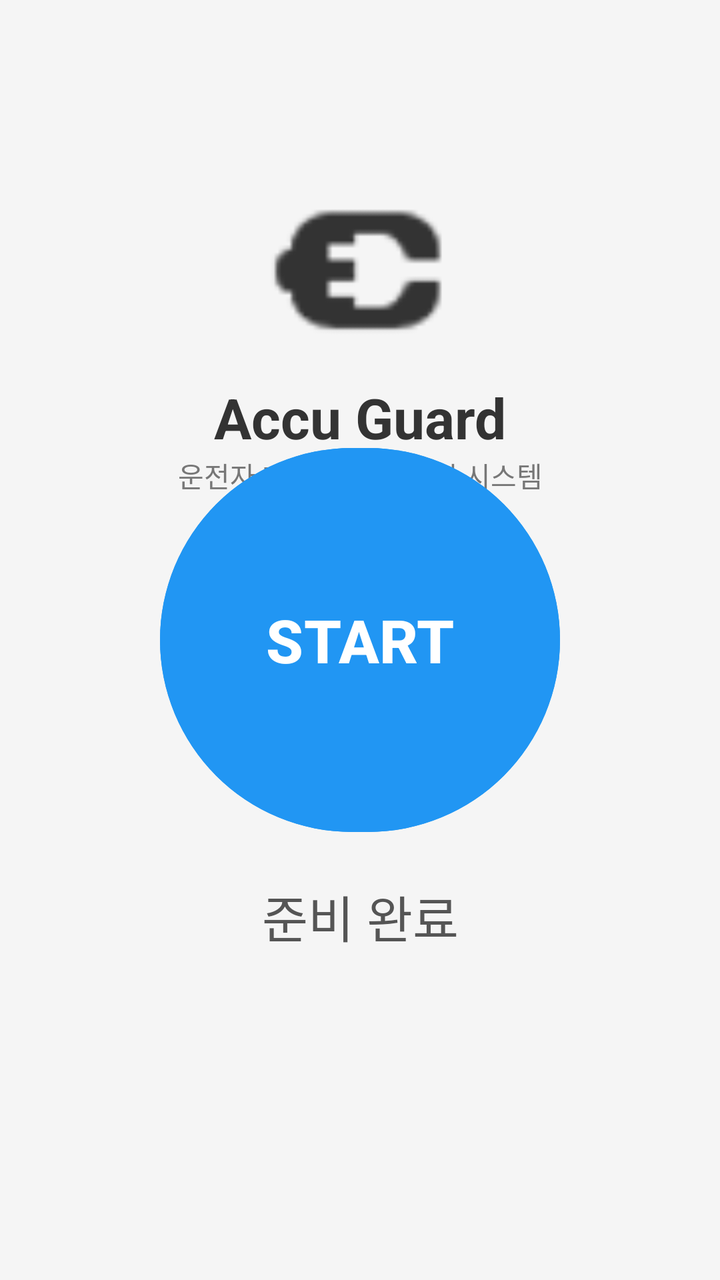
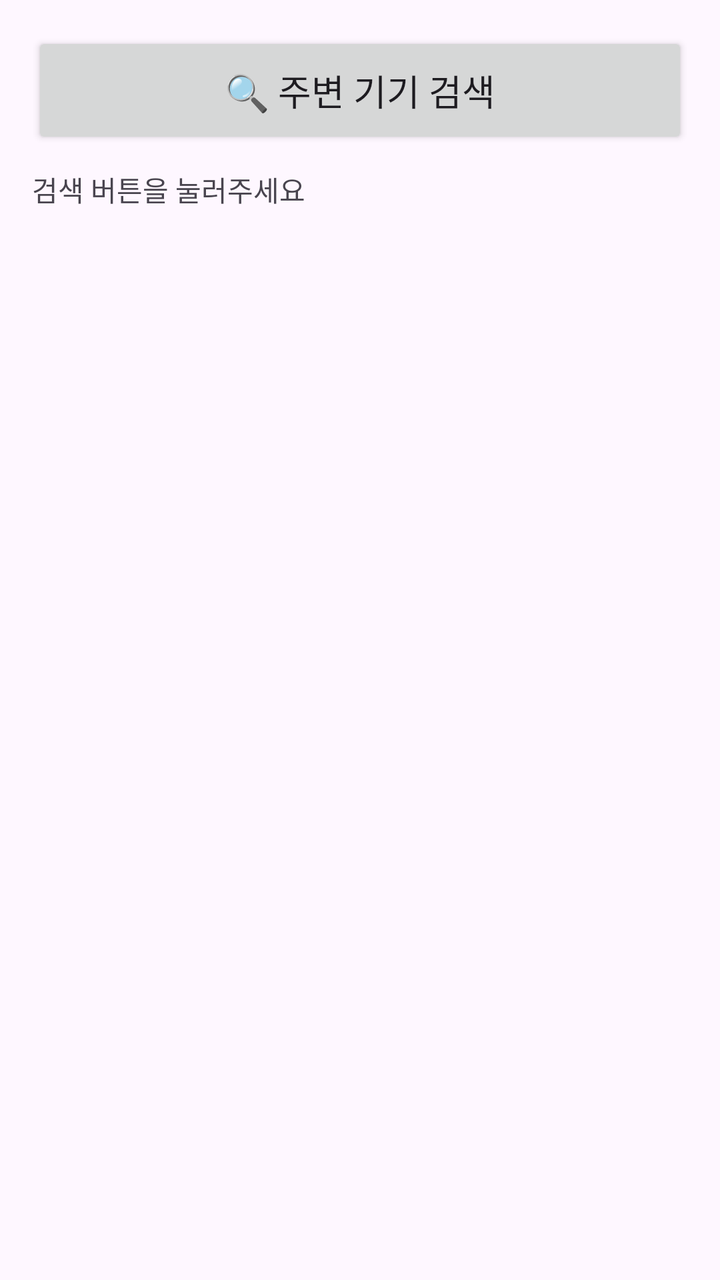

An Android layout rendered at two revisions. The XML below is the earlier revision; the diff shows what the commit changed to produce the second picture.
<!-- AndroidManifest.xml: application theme Theme.AGproject -->
<!-- res/layout/activity_main.xml -->
<?xml version="1.0" encoding="utf-8"?>
<androidx.constraintlayout.widget.ConstraintLayout
    xmlns:android="http://schemas.android.com/apk/res/android"
    xmlns:app="http://schemas.android.com/apk/res-auto"
    xmlns:tools="http://schemas.android.com/tools"
    android:layout_width="match_parent"
    android:layout_height="match_parent"
    android:padding="30dp"
    android:background="#F5F5F5"
    tools:context=".MainActivity">

    <ImageView
        android:id="@+id/iconCar"
        android:layout_width="100dp"
        android:layout_height="100dp"
        android:src="@android:drawable/ic_lock_idle_charging"
        app:layout_constraintTop_toTopOf="parent"
        app:layout_constraintStart_toStartOf="parent"
        app:layout_constraintEnd_toEndOf="parent"
        android:layout_marginTop="50dp"
        app:tint="#333333" />

    <TextView
        android:id="@+id/tvTitle"
        android:layout_width="wrap_content"
        android:layout_height="wrap_content"
        android:text="Accu Guard"
        android:textSize="28sp"
        android:textStyle="bold"
        android:textColor="#333333"
        android:layout_marginTop="10dp"
        app:layout_constraintTop_toBottomOf="@id/iconCar"
        app:layout_constraintStart_toStartOf="parent"
        app:layout_constraintEnd_toEndOf="parent"/>

    <TextView
        android:layout_width="wrap_content"
        android:layout_height="wrap_content"
        android:text="운전자 페달 오조작 방지 시스템"
        android:textSize="14sp"
        android:textColor="#777777"
        app:layout_constraintTop_toBottomOf="@id/tvTitle"
        app:layout_constraintStart_toStartOf="parent"
        app:layout_constraintEnd_toEndOf="parent"/>

    <com.google.android.material.button.MaterialButton
        android:id="@+id/btnToggleService"
        android:layout_width="200dp"
        android:layout_height="200dp"
        android:text="START"
        android:textSize="30sp"
        android:textStyle="bold"
        android:backgroundTint="#2196F3"
        app:cornerRadius="100dp"
        app:layout_constraintTop_toTopOf="parent"
        app:layout_constraintBottom_toBottomOf="parent"
        app:layout_constraintStart_toStartOf="parent"
        app:layout_constraintEnd_toEndOf="parent"/>

    <TextView
        android:id="@+id/tvStatus"
        android:layout_width="wrap_content"
        android:layout_height="wrap_content"
        android:text="준비 완료"
        android:textSize="25sp"
        android:textColor="#555555"
        android:layout_marginTop="20dp"
        app:layout_constraintTop_toBottomOf="@id/btnToggleService"
        app:layout_constraintStart_toStartOf="parent"
        app:layout_constraintEnd_toEndOf="parent"/>

</androidx.constraintlayout.widget.ConstraintLayout>
<!-- resources referenced by this layout -->
<resources>
  <style name="Theme.AGproject" parent="Base.Theme.AGproject" />
  <style name="Base.Theme.AGproject" parent="Theme.Material3.DayNight.NoActionBar">
          
          
      </style>
</resources>

<!-- the commit's change to res/layout/activity_main.xml (unified diff, before → after) -->
@@ -5,68 +5,37 @@
     xmlns:tools="http://schemas.android.com/tools"
     android:layout_width="match_parent"
     android:layout_height="match_parent"
-    android:padding="30dp"
-    android:background="#F5F5F5"
+    android:padding="16dp"
     tools:context=".MainActivity">
 
-    <ImageView
-        android:id="@+id/iconCar"
-        android:layout_width="100dp"
-        android:layout_height="100dp"
-        android:src="@android:drawable/ic_lock_idle_charging"
+    <Button
+        android:id="@+id/btnScan"
+        android:layout_width="0dp"
+        android:layout_height="wrap_content"
+        android:text="🔍 주변 기기 검색"
+        android:textSize="18sp"
+        android:padding="16dp"
         app:layout_constraintTop_toTopOf="parent"
         app:layout_constraintStart_toStartOf="parent"
-        app:layout_constraintEnd_toEndOf="parent"
-        android:layout_marginTop="50dp"
-        app:tint="#333333" />
-
-    <TextView
-        android:id="@+id/tvTitle"
-        android:layout_width="wrap_content"
-        android:layout_height="wrap_content"
-        android:text="Accu Guard"
-        android:textSize="28sp"
-        android:textStyle="bold"
-        android:textColor="#333333"
-        android:layout_marginTop="10dp"
-        app:layout_constraintTop_toBottomOf="@id/iconCar"
-        app:layout_constraintStart_toStartOf="parent"
-        app:layout_constraintEnd_toEndOf="parent"/>
-
-    <TextView
-        android:layout_width="wrap_content"
-        android:layout_height="wrap_content"
-        android:text="운전자 페달 오조작 방지 시스템"
-        android:textSize="14sp"
-        android:textColor="#777777"
-        app:layout_constraintTop_toBottomOf="@id/tvTitle"
-        app:layout_constraintStart_toStartOf="parent"
-        app:layout_constraintEnd_toEndOf="parent"/>
-
-    <com.google.android.material.button.MaterialButton
-        android:id="@+id/btnToggleService"
-        android:layout_width="200dp"
-        android:layout_height="200dp"
-        android:text="START"
-        android:textSize="30sp"
-        android:textStyle="bold"
-        android:backgroundTint="#2196F3"
-        app:cornerRadius="100dp"
-        app:layout_constraintTop_toTopOf="parent"
-        app:layout_constraintBottom_toBottomOf="parent"
-        app:layout_constraintStart_toStartOf="parent"
-        app:layout_constraintEnd_toEndOf="parent"/>
+        app:layout_constraintEnd_toEndOf="parent" />
 
     <TextView
         android:id="@+id/tvStatus"
         android:layout_width="wrap_content"
         android:layout_height="wrap_content"
-        android:text="준비 완료"
-        android:textSize="25sp"
-        android:textColor="#555555"
-        android:layout_marginTop="20dp"
-        app:layout_constraintTop_toBottomOf="@id/btnToggleService"
+        android:text="검색 버튼을 눌러주세요"
+        android:layout_marginTop="10dp"
+        app:layout_constraintTop_toBottomOf="@id/btnScan"
+        app:layout_constraintStart_toStartOf="parent" />
+
+    <androidx.recyclerview.widget.RecyclerView
+        android:id="@+id/recyclerView"
+        android:layout_width="0dp"
+        android:layout_height="0dp"
+        android:layout_marginTop="10dp"
+        app:layout_constraintTop_toBottomOf="@id/tvStatus"
+        app:layout_constraintBottom_toBottomOf="parent"
         app:layout_constraintStart_toStartOf="parent"
-        app:layout_constraintEnd_toEndOf="parent"/>
+        app:layout_constraintEnd_toEndOf="parent" />
 
 </androidx.constraintlayout.widget.ConstraintLayout>
